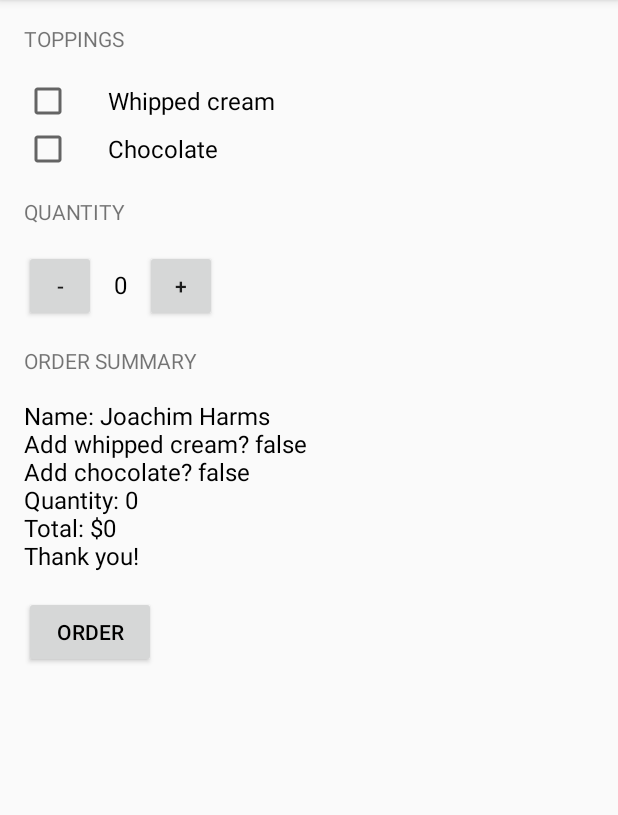
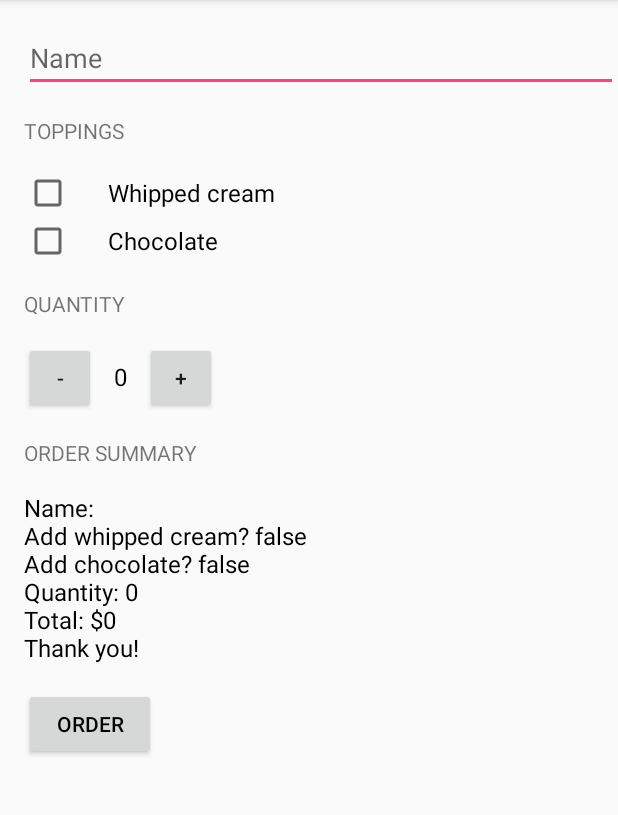
Before and after one commit to joachimharms/JustJava, an Android app: the screen it shows after launch (MainActivity), after a tap on "ORDER", on a phone screen of 412 x 824 dp, the part 84-899 px from its top. Run offline under Robolectric (Android 15) with nearby library versions, the phone set to English and light mode, and no system bars.

Commit message:
Add editText View and logic for enter username - done

```diff
--- a/app/src/main/java/com/example/android/justjava/MainActivity.java
+++ b/app/src/main/java/com/example/android/justjava/MainActivity.java
@@ -12,6 +12,7 @@ import android.support.v7.app.AppCompatActivity;
 import android.util.Log;
 import android.view.View;
 import android.widget.CheckBox;
+import android.widget.EditText;
 import android.widget.TextView;
 
 import java.text.NumberFormat;
@@ -27,6 +28,7 @@ public class MainActivity extends AppCompatActivity
 {
 
     int quantity = 0;
+    String name = "";
 
     @Override
     protected void onCreate(Bundle savedInstanceState)
@@ -40,11 +42,10 @@ public class MainActivity extends AppCompatActivity
      */
     public void submitOrder(View view)
     {
+        EditText editName = (EditText) findViewById(R.id.edit_name_view);
+        name = editName.getText().toString();
         int price = calculatePrice();
-        displayMessage(orderSummary(price));
-
-        Log.i("MainActivity", "Has topping: " + checkTopping());
-
+        displayMessage(orderSummary(price, name));
     }
 
     /**
@@ -58,9 +59,9 @@ public class MainActivity extends AppCompatActivity
         return price;
     }
 
-    private String orderSummary(int priceOfOrder)
+    private String orderSummary(int priceOfOrder, String name)
     {
-        String ans = "Name: Joachim Harms";
+        String ans = "Name: " + name;
         ans += "\nAdd whipped cream? " + checkTopping();
         ans += "\nAdd chocolate? " + checkChocolate();
         ans += "\nQuantity: " + quantity;
--- a/app/src/main/res/layout/activity_main.xml
+++ b/app/src/main/res/layout/activity_main.xml
@@ -10,6 +10,16 @@
         android:layout_width="match_parent"
         android:layout_height="match_parent"
         android:orientation="vertical">
+
+        <EditText
+            android:id="@+id/edit_name_view"
+            android:layout_width="match_parent"
+            android:layout_height="wrap_content"
+            android:hint="Name"
+            android:layout_marginLeft="16dp"
+            android:layout_marginTop="16dp"
+            android:inputType="textCapWords"
+            android:textAllCaps="false"/>
 
         <TextView
             android:layout_width="wrap_content"
```
Also changed, not shown: 14 other files.
